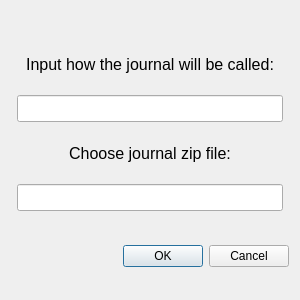
The window that python-client/ui/import_dialog.ui (INeedADollar/Journal) describes before a commit, drawn with Qt 5.
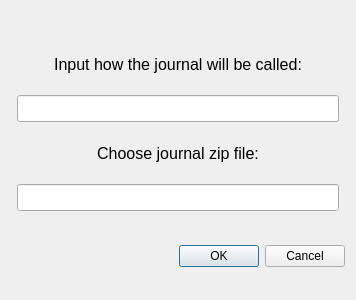
The same window after the commit.

The edit to the form file:
```diff
--- a/python-client/ui/import_dialog.ui
+++ b/python-client/ui/import_dialog.ui
@@ -6,19 +6,19 @@
    <rect>
     <x>0</x>
     <y>0</y>
-    <width>300</width>
+    <width>356</width>
     <height>300</height>
    </rect>
   </property>
   <property name="minimumSize">
    <size>
-    <width>300</width>
-    <height>300</height>
+    <width>0</width>
+    <height>0</height>
    </size>
   </property>
   <property name="maximumSize">
    <size>
-    <width>300</width>
+    <width>1677345</width>
     <height>300</height>
    </size>
   </property>
@@ -74,6 +74,9 @@
          <pointsize>12</pointsize>
         </font>
        </property>
+       <property name="clearButtonEnabled">
+        <bool>true</bool>
+       </property>
       </widget>
      </item>
      <item>
```
